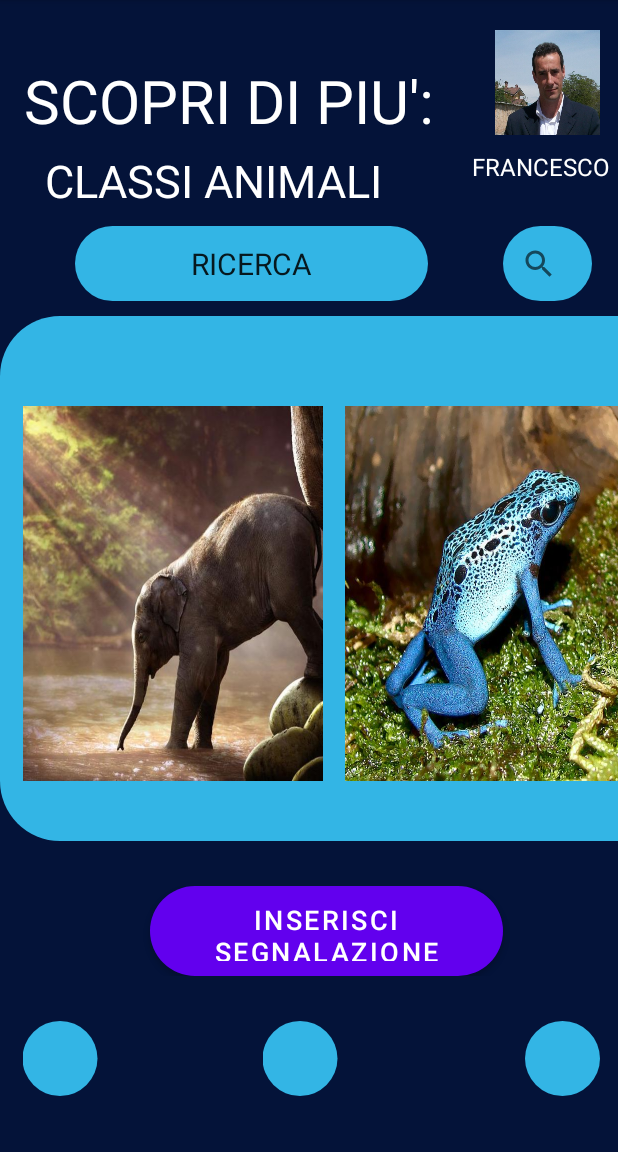
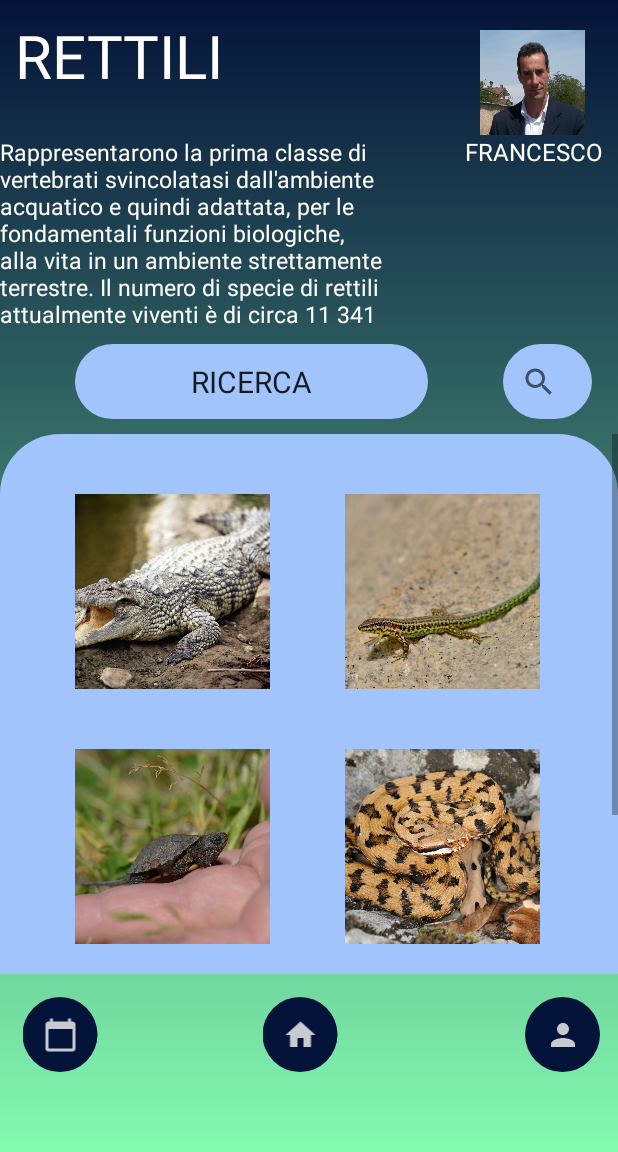
Before and after one commit to GIACOMOLENTINI/Gruppo11-SwanisApp, an Android app: the screen it shows after launch (MainActivity before the commit, SpecificyClass after it), after a tap on an icon or button, on a phone screen of 412 x 824 dp, the part 84-1236 px from its top. Run offline under Robolectric (Android 15) with nearby library versions, the phone set to English and light mode, and no system bars.

Commit message:
-DESIGN/SCHELETRI COMPLETI -ICONE BASIC IN BASSO AGGIUSTATE -IMMAGINI DELLE SPECIE E CLASSE ANIMALE -AGGIUNTA FOTO IN DRAWABLE -AGGIUNTA CLASSI+XML: *descrizione animale *lista progetti *descrizione progetto (Tutte da riguardare per bene) -Funzioni degli imagebutton iniziali per cliccare una specie
---PRIME 5/6 CLASSI INSERITE NEL MANIFEST
---MIGLIORAMENTO CLASSILAYOUT.XML
---PRIMO POPUP PROVATO
---AGGIUNTO FILE STYLES PER DARE A POP UP APPARENZA POCHI SECONDI

```diff
--- a/app/src/main/java/com/example/myswanis/MainActivity.java
+++ b/app/src/main/java/com/example/myswanis/MainActivity.java
@@ -16,6 +16,10 @@ public class MainActivity extends AppCompatActivity {
         setContentView(R.layout.activity_main);
         ImageButton button1 = (ImageButton)findViewById(R.id.btn);
         ImageButton button2 = (ImageButton)findViewById(R.id.imageView6);
+        Button button3 = (Button)findViewById(R.id.button);
+        ImageButton button4 = (ImageButton)findViewById(R.id.imageButton21);
+        ImageButton button5 = (ImageButton)findViewById(R.id.imageButton21);
+        ImageButton button6 = (ImageButton)findViewById(R.id.imageButton22);
 
         button1.setOnClickListener(
                 new ImageButton.OnClickListener() {
@@ -31,5 +35,33 @@ public class MainActivity extends AppCompatActivity {
                         startActivity(openPage2);
                     };
                 });
+        button3.setOnClickListener(
+                new Button.OnClickListener() {
+                    public void onClick(View v) {
+                        Intent openPage3 = new Intent(MainActivity.this,CompilaClass.class);
+                        startActivity(openPage3);
+                    };
+                });
+        button4.setOnClickListener(
+                new ImageButton.OnClickListener() {
+                    public void onClick(View v) {
+                        Intent openPage2 = new Intent(MainActivity.this,ProjectActivity.class);
+                        startActivity(openPage2);
+                    };
+                });
+        button5.setOnClickListener(
+                new ImageButton.OnClickListener() {
+                    public void onClick(View v) {
+                        Intent openPage2 = new Intent(MainActivity.this,MainActivity.class);
+                        startActivity(openPage2);
+                    };
+                });
+        button6.setOnClickListener(
+                new ImageButton.OnClickListener() {
+                    public void onClick(View v) {
+                        Intent openPage2 = new Intent(MainActivity.this,MainActivity2.class);
+                        startActivity(openPage2);
+                    };
+                });
     }
 }
--- a/app/src/main/java/com/example/myswanis/SpecificyClass.java
+++ b/app/src/main/java/com/example/myswanis/SpecificyClass.java
@@ -2,7 +2,10 @@ package com.example.myswanis;
 
 import androidx.appcompat.app.AppCompatActivity;
 
+import android.content.Intent;
 import android.os.Bundle;
+import android.view.View;
+import android.widget.ImageButton;
 
 public class SpecificyClass extends AppCompatActivity {
 
@@ -10,5 +13,39 @@ public class SpecificyClass extends AppCompatActivity {
     protected void onCreate(Bundle savedInstanceState) {
         super.onCreate(savedInstanceState);
         setContentView(R.layout.specificyclass);
+        ImageButton button1 = (ImageButton)findViewById(R.id.btn);
+        ImageButton button4 = (ImageButton)findViewById(R.id.imageButton21);
+        ImageButton button5 = (ImageButton)findViewById(R.id.imageButton21);
+        ImageButton button6 = (ImageButton)findViewById(R.id.imageButton22);
+
+
+        button1.setOnClickListener(
+                new ImageButton.OnClickListener() {
+                    public void onClick(View v) {
+                        Intent openPage1 = new Intent(SpecificyClass.this,DescrAnimal.class);
+                        startActivity(openPage1);
+                    };
+                });
+        button4.setOnClickListener(
+                new ImageButton.OnClickListener() {
+                    public void onClick(View v) {
+                        Intent openPage2 = new Intent(SpecificyClass.this,ProjectActivity.class);
+                        startActivity(openPage2);
+                    };
+                });
+        button5.setOnClickListener(
+                new ImageButton.OnClickListener() {
+                    public void onClick(View v) {
+                        Intent openPage2 = new Intent(SpecificyClass.this,MainActivity.class);
+                        startActivity(openPage2);
+                    };
+                });
+        button6.setOnClickListener(
+                new ImageButton.OnClickListener() {
+                    public void onClick(View v) {
+                        Intent openPage2 = new Intent(SpecificyClass.this,MainActivity2.class);
+                        startActivity(openPage2);
+                    };
+                });
     }
 }
--- /dev/null
+++ b/app/src/main/res/drawable/gradient_background.xml
@@ -0,0 +1,11 @@
+<?xml version="1.0" encoding="utf-8"?>
+<selector xmlns:android="http://schemas.android.com/apk/res/android">
+    <item>
+        <shape>
+            <gradient
+                android:angle="90"
+                android:startColor="#84fab0"
+                android:endColor="#041339"/>
+        </shape>
+    </item>
+</selector>
--- a/app/src/main/res/drawable/layout_bg.xml
+++ b/app/src/main/res/drawable/layout_bg.xml
@@ -1,9 +1,9 @@
 <?xml version="1.0" encoding="utf-8"?>
 <shape xmlns:Android="http://schemas.android.com/apk/res/android">
-    <solid Android:color="@android:color/holo_blue_light"/>
+    <solid Android:color="#041339"/>
     <stroke/>
     <corners Android:topLeftRadius="40dp" Android:topRightRadius="40dp"
-        Android:bottomLeftRadius="0.1dp" Android:bottomRightRadius="0.1dp" />
+        Android:bottomLeftRadius="40dp" Android:bottomRightRadius="40dp" />
     <padding Android:left="0dp" Android:top="0dp" Android:right="0dp"
         Android:bottom="0dp"/>
 </shape>
--- a/app/src/main/res/drawable/layout_bgcerca.xml
+++ b/app/src/main/res/drawable/layout_bgcerca.xml
@@ -1,6 +1,6 @@
 <?xml version="1.0" encoding="utf-8"?>
 <shape xmlns:Android="http://schemas.android.com/apk/res/android">
-    <solid Android:color="@android:color/holo_blue_light"/>
+    <solid Android:color="#a1c4fd"/>
     <stroke/>
     <corners Android:topLeftRadius="40dp" Android:topRightRadius="40dp"
         Android:bottomLeftRadius="40dp" Android:bottomRightRadius="40dp" />
--- a/app/src/main/res/layout/activity_main.xml
+++ b/app/src/main/res/layout/activity_main.xml
@@ -7,7 +7,7 @@
         android:layout_width="match_parent"
         android:layout_height="match_parent"
         android:orientation="vertical"
-        android:background="#041339">
+        android:background="@drawable/gradient_background">
 
         <LinearLayout
             android:layout_width="match_parent"
@@ -25,7 +25,7 @@
                 android:textSize="40dp" />
 
             <ImageView
-                android:id="@+id/imageView"
+                android:id="@+id/imageUte"
                 android:layout_width="70dp"
                 android:layout_height="70dp"
                 android:layout_marginTop="20dp"
@@ -125,13 +125,13 @@
             android:layout_width="match_parent"
             android:layout_height="wrap_content"
             android:orientation="horizontal"
-            android:paddingBottom="30dp">
+            android:paddingBottom="10dp">
 
             <Button
                 android:id="@+id/button"
                 android:layout_width="235dp"
                 android:layout_height="60dp"
-                android:background="@drawable/layout_bgcerca"
+                android:background="@drawable/layout_bg"
                 android:text="INSERISCI SEGNALAZIONE"
                 android:textSize="18dp"
                 android:textColor="@color/white"
@@ -147,22 +147,25 @@
                 android:id="@+id/imageButton20"
                 android:layout_width="50dp"
                 android:layout_height="50dp"
-                android:background="@drawable/layout_bgcerca"
-                android:translationX="15dp"/>
+                android:background="@drawable/layout_bg"
+                android:translationX="15dp"
+                android:src="@drawable/ic_data"/>
 
             <ImageButton
                 android:id="@+id/imageButton21"
                 android:layout_width="50dp"
                 android:layout_height="50dp"
-                android:background="@drawable/layout_bgcerca"
-                android:translationX="125dp"/>
+                android:background="@drawable/layout_bg"
+                android:translationX="125dp"
+                android:src="@drawable/ic_home"/>
 
             <ImageButton
                 android:id="@+id/imageButton22"
                 android:layout_width="50dp"
                 android:layout_height="50dp"
-                android:background="@drawable/layout_bgcerca"
-                android:translationX="250dp"/>
+                android:background="@drawable/layout_bg"
+                android:translationX="250dp"
+                android:src="@drawable/ic_utente"/>
 
         </LinearLayout>
     </LinearLayout>
--- a/app/src/main/res/layout/activity_main2.xml
+++ b/app/src/main/res/layout/activity_main2.xml
@@ -125,7 +125,7 @@
             android:layout_width="match_parent"
             android:layout_height="wrap_content"
             android:orientation="horizontal"
-            android:paddingBottom="30dp">
+            android:paddingBottom="10dp">
 
             <Button
                 android:id="@+id/button"
--- a/app/src/main/res/layout/specificyclass.xml
+++ b/app/src/main/res/layout/specificyclass.xml
@@ -7,7 +7,7 @@
         android:layout_width="match_parent"
         android:layout_height="match_parent"
         android:orientation="vertical"
-        android:background="#041339">
+        android:background="@drawable/gradient_background">
 
         <LinearLayout
             android:layout_width="match_parent"
@@ -30,6 +30,7 @@
                 android:layout_height="70dp"
                 android:layout_marginTop="20dp"
                 android:layout_marginHorizontal="160dp"
+                android:background="@drawable/francesco"
                 />
 
         </LinearLayout>
@@ -81,106 +82,95 @@
 
         </LinearLayout>
 
-        <LinearLayout
+        <ScrollView
             android:layout_width="match_parent"
-            android:layout_height="wrap_content"
-            android:background="@drawable/layout_bgcerca"
-            android:orientation="vertical">
+            android:layout_height="360dp">
 
         <LinearLayout
             android:layout_width="match_parent"
-                    android:layout_height="match_parent"
-                    android:orientation="horizontal">
+            android:layout_height="360dp"
+            android:background="@drawable/layout_bgcerca"
+            android:orientation="vertical">
 
                     <ImageButton
                         android:id="@+id/btn"
                         android:layout_width="130dp"
                         android:layout_height="130dp"
-                        android:layout_marginTop="30dp"
-                        android:background="@drawable/mammiferi"
+                        android:layout_marginTop="40dp"
+                        android:background="@drawable/alligatmissisi"
                         android:translationX="50dp" />
 
                     <ImageButton
                         android:id="@+id/imageView6"
                         android:layout_width="130dp"
                         android:layout_height="130dp"
-                        android:layout_marginTop="30dp"
-                        android:background="@drawable/anfibi"
-                        android:translationX="100dp" />
-                </LinearLayout>
-
-
-                <LinearLayout
-                    android:layout_width="match_parent"
-                    android:layout_height="wrap_content"
-                    android:orientation="horizontal">
+                        android:layout_marginTop="-130dp"
+                        android:background="@drawable/lucertolamuraiola"
+                        android:translationX="230dp" />
 
             <ImageButton
                 android:id="@+id/btn1"
                 android:layout_width="130dp"
                 android:layout_height="130dp"
-                        android:layout_marginTop="60dp"
-                        android:background="@drawable/mammiferi"
+                android:layout_marginTop="40dp"
+                android:background="@drawable/testugpalustre"
                 android:translationX="50dp" />
 
             <ImageButton
-                        android:id="@+id/imageView10"
+                android:id="@+id/btn3"
                 android:layout_width="130dp"
                 android:layout_height="130dp"
-                        android:layout_marginTop="60dp"
-                        android:background="@drawable/anfibi"
-                        android:translationX="100dp" />
+                android:layout_marginTop="-130dp"
+                android:background="@drawable/vipera"
+                android:translationX="230dp" />
+
+            <ImageButton
+                android:id="@+id/btn4"
+                android:layout_width="130dp"
+                android:layout_height="130dp"
+                android:layout_marginTop="40dp"
+                android:background="@drawable/geco"
+                android:translationX="50dp" />
+
+            <ImageButton
+                android:id="@+id/btn5"
+                android:layout_width="130dp"
+                android:layout_height="130dp"
+                android:layout_marginTop="-130dp"
+                android:background="@drawable/boaconstrictor"
+                android:translationX="230dp" />
         </LinearLayout>
+        </ScrollView>
 
         <LinearLayout
             android:layout_width="match_parent"
             android:layout_height="wrap_content"
-                    android:orientation="horizontal">
-
-                    <ImageButton
-                        android:id="@+id/btn2"
-                        android:layout_width="130dp"
-                        android:layout_height="130dp"
-                        android:layout_marginTop="60dp"
-                        android:background="@drawable/mammiferi"
-                        android:translationX="50dp" />
-
-                    <ImageButton
-                        android:id="@+id/imageView11"
-                        android:layout_width="130dp"
-                        android:layout_height="130dp"
-                        android:layout_marginTop="60dp"
-                        android:background="@drawable/anfibi"
-                        android:translationX="100dp" />
-                </LinearLayout>
-
-        </LinearLayout>
-
-        <LinearLayout
-            android:layout_width="match_parent"
-            android:layout_height="wrap_content"
-            android:orientation="horizontal">
+            android:orientation="horizontal"
+            android:paddingTop="15dp">
 
             <ImageButton
                 android:id="@+id/imageButton20"
                 android:layout_width="50dp"
                 android:layout_height="50dp"
-                android:background="@drawable/layout_bgcerca"
-                android:translationX="15dp"/>
+                android:background="@drawable/layout_bg"
+                android:translationX="15dp"
+                android:src="@drawable/ic_data"/>
 
             <ImageButton
                 android:id="@+id/imageButton21"
                 android:layout_width="50dp"
                 android:layout_height="50dp"
-                android:background="@drawable/layout_bgcerca"
-                android:translationX="125dp"/>
+                android:background="@drawable/layout_bg"
+                android:translationX="125dp"
+                android:src="@drawable/ic_home"/>
 
             <ImageButton
                 android:id="@+id/imageButton22"
                 android:layout_width="50dp"
                 android:layout_height="50dp"
-                android:background="@drawable/layout_bgcerca"
-                android:translationX="250dp"/>
+                android:background="@drawable/layout_bg"
+                android:translationX="250dp"
+                android:src="@drawable/ic_utente"/>
 
         </LinearLayout>
     </LinearLayout>
--- /dev/null
+++ b/app/src/main/res/values/styles.xml
@@ -0,0 +1,15 @@
+<?xml version="1.0" encoding="utf-8"?>
+<resources>
+
+    <style name="AppTheme" parent="Theme.AppCompat.Light.DarkActionBar">
+
+    </style>
+
+    <style name="AppTheme.CustomTheme">
+
+        <item name="android:windowIsTranslucent">true</item>
+        <item name="android:windowCloseOnTouchOutside">true</item>
+
+    </style>
+
+</resources>
```
Also changed, not shown: app/src/main/AndroidManifest.xml (+8 -0 lines), app/src/main/java/com/example/myswanis/CompilaClass.java (+13 -0 lines), app/src/main/java/com/example/myswanis/Pop1.java (added, +18 -0 lines), app/src/main/java/com/example/myswanis/SpecificyClass2.java (+37 -2 lines), app/src/main/res/layout/compila_layout.xml (+21 -20 lines), app/src/main/res/layout/specificyclass2.xml (+33 -44 lines). Lines whose indentation alone changed are shown as unchanged.
